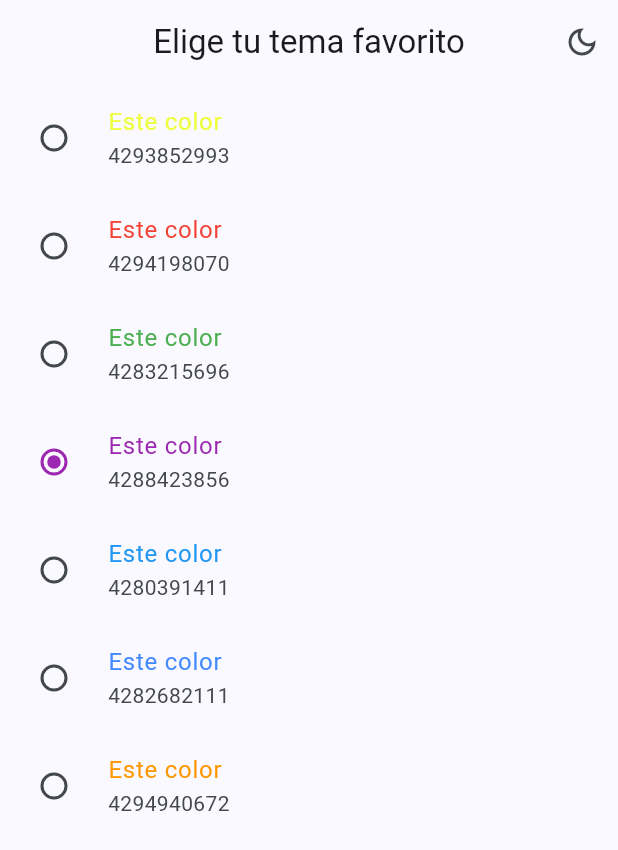
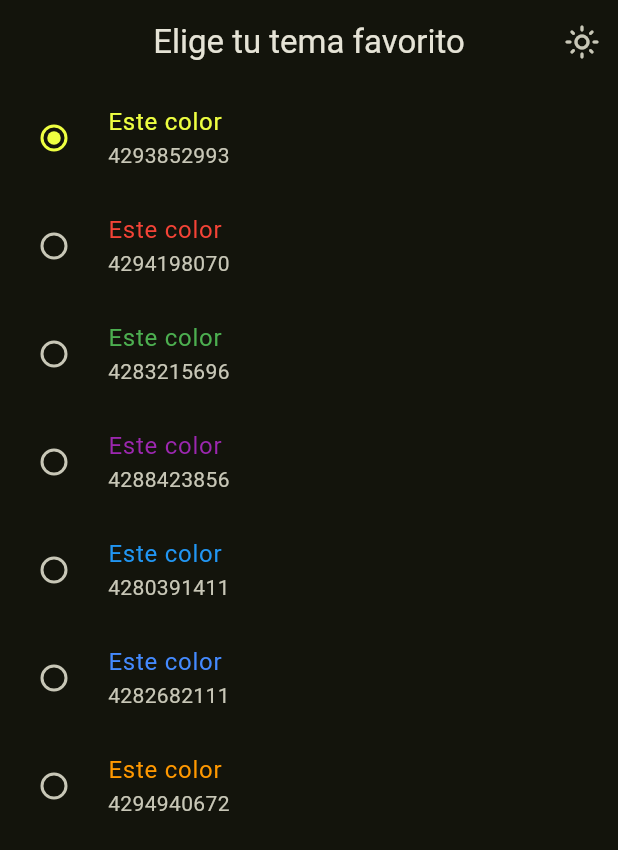
Before and after one commit to Dpachecop/widgets_app, a Flutter app: the ControlThemeScreen screen opened by its route, after a tap on the "dark mode" icon, on a phone screen of 412 x 824 dp. Shown: the top 850 px of the screen. Run offline on Flutter 3.47's test engine with Material 3 defaults, Android fonts, the phone set to English and light mode, and no system bars; our stand-ins replace animate_do, flutter_riverpod, go_router.

Commit message:
creacion de la funcionalidad de cambiar el tema y los solores de la aplicacion

```diff
--- a/lib/config/theme/app_theme.dart
+++ b/lib/config/theme/app_theme.dart
@@ -12,14 +12,16 @@ const List colorList = [
 
 class ThemeApp {
   int selectedColor = 0;
+  bool isDarkMode = false;
 
-  ThemeApp(this.selectedColor)
+  ThemeApp(this.selectedColor, this.isDarkMode)
       : assert(selectedColor >= 0, 'Selected color must be > 0'),
         assert(selectedColor < colorList.length,
             'Selectedcolor must be < ${colorList.length - 1}');
 
   ThemeData getTheme() => ThemeData(
       useMaterial3: true,
+      brightness: isDarkMode ? Brightness.dark : Brightness.light,
       colorSchemeSeed: colorList[selectedColor],
       appBarTheme: const AppBarTheme(centerTitle: true));
 }
--- a/lib/main.dart
+++ b/lib/main.dart
@@ -2,6 +2,7 @@ import 'package:flutter/material.dart';
 import 'package:flutter_riverpod/flutter_riverpod.dart';
 import 'package:widgets_app/config/route/app_routes.dart';
 import 'package:widgets_app/config/theme/app_theme.dart';
+import 'package:widgets_app/presentation/provider/dark_theme_provider.dart';
 
 void main() {
   runApp(
@@ -11,15 +12,17 @@ void main() {
   );
 }
 
-class MainApp extends StatelessWidget {
+class MainApp extends ConsumerWidget {
   const MainApp({super.key});
 
   @override
-  Widget build(BuildContext context) {
+  Widget build(BuildContext context, ref) {
+    final isDark = ref.watch(darkModeprovider);
+    final colorSelected = ref.watch(indexColorProvider);
     return MaterialApp.router(
       title: 'Flutter Licenses',
       routerConfig: appRouter,
-      theme: ThemeApp(5).getTheme(),
+      theme: ThemeApp(colorSelected, isDark).getTheme(),
       debugShowCheckedModeBanner: false,
     );
   }
--- a/lib/presentation/provider/dark_theme_provider.dart
+++ b/lib/presentation/provider/dark_theme_provider.dart
@@ -4,3 +4,5 @@ import 'package:widgets_app/config/theme/app_theme.dart';
 final darkModeprovider = StateProvider((ref) => false);
 
 final colorListProvider = Provider((ref) => colorList);
+
+final indexColorProvider = StateProvider((ref) => 0);
--- a/lib/presentation/screens/theme_screen/control_theme_screen.dart
+++ b/lib/presentation/screens/theme_screen/control_theme_screen.dart
@@ -16,7 +16,11 @@ class ControlThemeScreen extends ConsumerWidget {
         title: const Text('Elige tu tema favorito'),
         actions: [
           IconButton(
-              onPressed: () {},
+              onPressed: () {
+                ref.read(darkModeprovider.notifier).update(
+                      (state) => !darkMode,
+                    );
+              },
               icon: FadeInRight(
                   animate: true,
                   curve: Curves.easeInBack,
@@ -38,6 +42,7 @@ class ControlThemeBody extends ConsumerWidget {
   @override
   Widget build(BuildContext context, ref) {
     final List colors = ref.watch(colorListProvider);
+    final int indexColor = ref.watch(indexColorProvider);
     return ListView.builder(
       itemCount: colors.length,
       itemBuilder: (BuildContext context, int index) {
@@ -50,8 +55,10 @@ class ControlThemeBody extends ConsumerWidget {
           ),
           subtitle: Text('${color.value}'),
           value: index,
-          groupValue: 3,
-          onChanged: (value) {},
+          groupValue: indexColor,
+          onChanged: (value) {
+            ref.read(indexColorProvider.notifier).state = index;
+          },
         );
       },
     );
```
